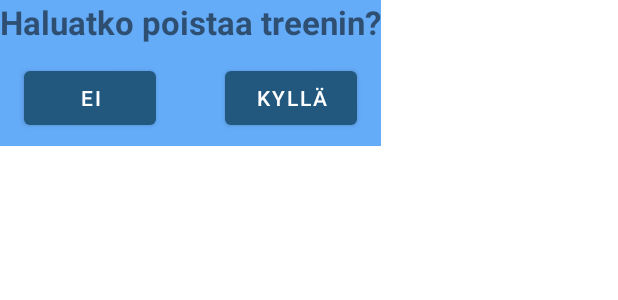
After one commit to Cl0wnFiesta/GymRat, an Android app: the layout popup_delete.xml on its own in the app's theme, with its tools: preview values and no code run, on a phone screen of 412 x 824 dp. The commit adds this screen. Shown: the top 300 px of the screen. Run offline under Robolectric (Android 15) with nearby library versions, the phone set to English and light mode, and no system bars.

Commit message:
Mainmenun listviewiin listeneri klikkaukselle joka vie treenin tarkempiin tietoihin, ja listeneri pitkälle painallukselle josta tulee popup poistoa varten. Pieniä muutoksia muihin koodeihin.

```diff
--- a/app/src/main/java/com/example/gymrat/Workout/StartedWorkoutActivity.java
+++ b/app/src/main/java/com/example/gymrat/Workout/StartedWorkoutActivity.java
@@ -183,6 +183,10 @@ public class StartedWorkoutActivity extends AppCompatActivity {
 //Logiikka näppäimelle joka menee taaksepäin.
     private void backButtonLogic(){
         int liikeCount = treeni.getPituus();
+
+        if (treeniPos -1 < 0 && !secondPhase){
+            onBackPressed();
+        }
         if (treeniPos -1 >= 0){
             treeniPos--;
         }
@@ -194,6 +198,7 @@ public class StartedWorkoutActivity extends AppCompatActivity {
         if (treeniPos <= liikeCount){
             Log.d("kohta",Integer.toString(treeniPos) );
         }
+
         setTreeniTiedot();
         setCounter();
     }
--- a/app/src/main/java/com/example/gymrat/Workout/WorkoutDB/TreeniDAO.java
+++ b/app/src/main/java/com/example/gymrat/Workout/WorkoutDB/TreeniDAO.java
@@ -21,5 +21,8 @@ public interface TreeniDAO {
     @Query("SELECT * FROM TREENI")
     List<Treeni> getAllTreeni();
 
+    @Query("SELECT * FROM TREENI WHERE id like :abba")
+    List<Treeni> getIdTreeni(int abba);
+
 
 }
--- a/app/src/main/java/com/example/gymrat/Workout/WorkoutEndActivity.java
+++ b/app/src/main/java/com/example/gymrat/Workout/WorkoutEndActivity.java
@@ -19,6 +19,9 @@ import com.example.gymrat.Workout.WorkoutDB.WorkoutDatabase;
 import java.text.SimpleDateFormat;
 import java.util.Date;
 
+/**
+ * @author Henri
+ */
 public class WorkoutEndActivity extends AppCompatActivity {
     SharedPreferences sp;
     private double maxPenkki, maxKyykky, maxMaastaveto, maxPystypunnerrus;
--- /dev/null
+++ b/app/src/main/res/layout/popup_delete.xml
@@ -0,0 +1,47 @@
+<?xml version="1.0" encoding="utf-8"?>
+<androidx.constraintlayout.widget.ConstraintLayout xmlns:android="http://schemas.android.com/apk/res/android"
+    xmlns:app="http://schemas.android.com/apk/res-auto"
+    xmlns:tools="http://schemas.android.com/tools"
+    android:layout_width="wrap_content"
+    android:layout_height="wrap_content"
+    android:background="#9C0377F4">
+
+    <TextView
+        android:id="@+id/textView3"
+        android:layout_width="wrap_content"
+        android:layout_height="wrap_content"
+        android:layout_centerInParent="true"
+        android:layout_margin="30dp"
+        android:text="Haluatko poistaa treenin?"
+        android:textSize="22sp"
+        android:textStyle="bold"
+        tools:layout_editor_absoluteX="0dp"
+        tools:layout_editor_absoluteY="25dp" />
+
+    <Button
+        android:id="@+id/deleteYes"
+        android:layout_width="wrap_content"
+        android:layout_height="wrap_content"
+        android:layout_marginStart="24dp"
+        android:layout_marginTop="12dp"
+        android:layout_marginBottom="8dp"
+        android:text="Kyllä"
+        app:layout_constraintBottom_toBottomOf="@+id/deleteNo"
+        app:layout_constraintEnd_toEndOf="@+id/textView3"
+        app:layout_constraintHorizontal_bias="0.578"
+        app:layout_constraintStart_toEndOf="@+id/deleteNo"
+        app:layout_constraintTop_toBottomOf="@+id/textView3"
+        app:layout_constraintVertical_bias="0.0" />
+
+    <Button
+        android:id="@+id/deleteNo"
+        android:layout_width="wrap_content"
+        android:layout_height="wrap_content"
+        android:layout_marginStart="16dp"
+        android:layout_marginTop="12dp"
+        android:text="Ei"
+        app:layout_constraintStart_toStartOf="@+id/textView3"
+        app:layout_constraintTop_toBottomOf="@+id/textView3" />
+
+
+</androidx.constraintlayout.widget.ConstraintLayout>
```
Also changed, not shown: app/src/main/AndroidManifest.xml (+5 -5 lines), app/src/main/java/com/example/gymrat/MainActivity.java (+59 -4 lines), app/src/main/java/com/example/gymrat/OldWorkoutActivity.java (added, +47 -0 lines), app/src/main/java/com/example/gymrat/Workout/WorkoutDB/Treeni.java (+21 -1 lines), app/src/main/res/layout/activity_old_workout.xml (added, +86 -0 lines).
